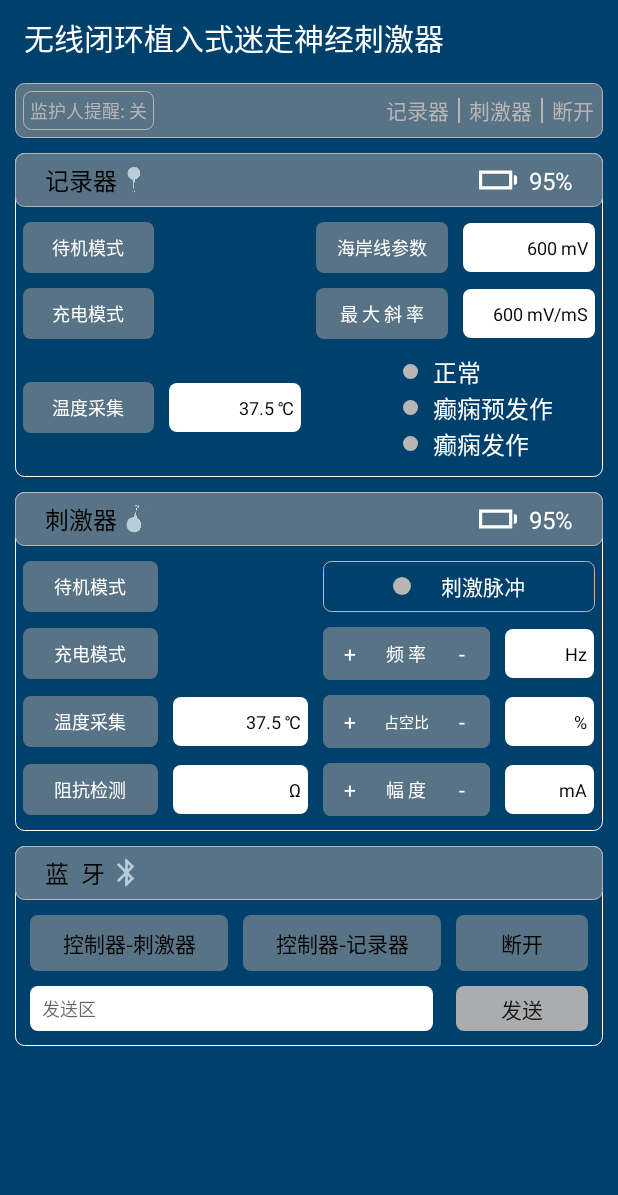
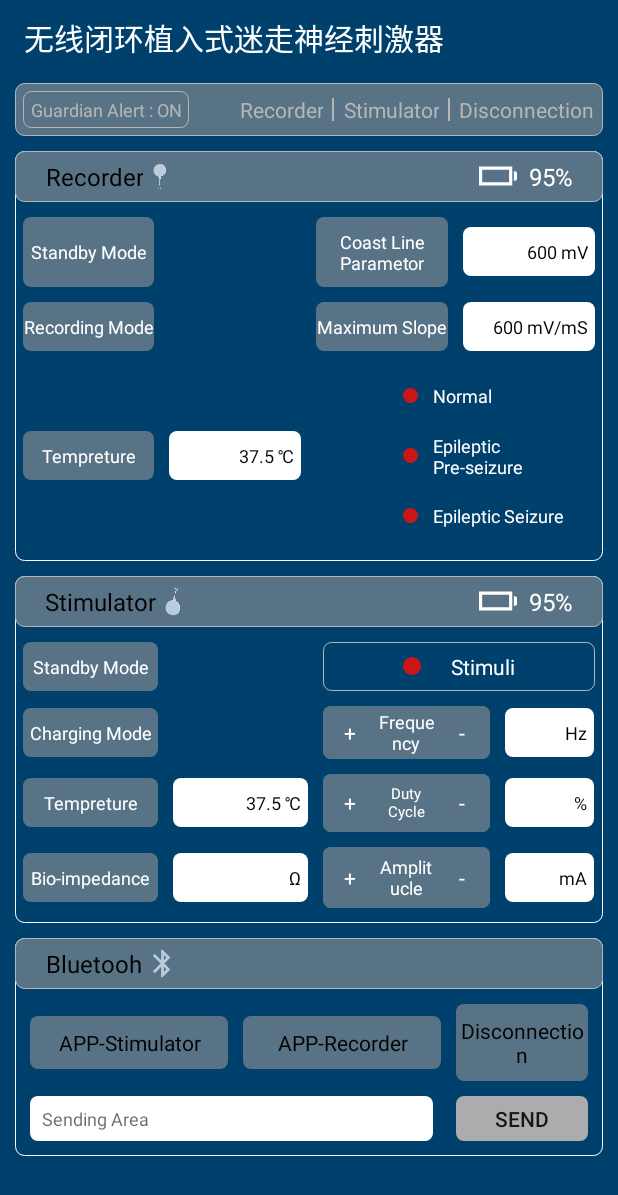
Before and after one commit to yangs2012/mybluetooh, an Android app: the screen it shows after launch (MainActivity), on a phone screen of 412 x 824 dp. Shown: the top 1195 px of the screen. Run offline under Robolectric (Android 15) with nearby library versions, the phone set to English and light mode, and no system bars; our stand-ins replace ButterKnife; libraries missing offline, so code that uses them is left out: com.amap.api; 10 statements that could not run were skipped.

Commit message:
change to English

```diff
--- a/app/src/main/java/com/yangs/mybluetooh/MainActivity.java
+++ b/app/src/main/java/com/yangs/mybluetooh/MainActivity.java
@@ -641,11 +641,11 @@ public class MainActivity extends AppCompatActivity implements View.OnClickListe
             case R.id.jianhuren:
                 if (jianhuren_flag) {
                     jianhuren_flag = false;
-                    jianhuren.setText("监护人提醒: 关");
+                    jianhuren.setText("Guardian Alert : OFF");
                     jianhuren.setTextColor(ContextCompat.getColor(this, R.color.gray));
                 } else {
                     jianhuren_flag = true;
-                    jianhuren.setText("监护人提醒: 开");
+                    jianhuren.setText("Guardian Alert : ON");
                     jianhuren.setTextColor(ContextCompat.getColor(this, R.color.green));
                 }
                 break;
--- a/app/src/main/res/drawable/lay_6.xml
+++ b/app/src/main/res/drawable/lay_6.xml
@@ -2,7 +2,7 @@
 <selector xmlns:android="http://schemas.android.com/apk/res/android">
     <item>
         <shape android:shape="oval">
-            <solid android:color="@color/gray" />
+            <solid android:color="@color/red" />
         </shape>
     </item>
 </selector>
--- a/app/src/main/res/layout/activity_main.xml
+++ b/app/src/main/res/layout/activity_main.xml
@@ -39,7 +39,7 @@
                     android:layout_margin="5dp"
                     android:background="@drawable/lay_11"
                     android:gravity="center"
-                    android:text="监护人提醒: 关"
+                    android:text="Guardian Alert : ON"
                     android:textColor="@color/gray"
                     android:textSize="12sp" />
 
@@ -54,7 +54,7 @@
                     android:layout_height="wrap_content"
                     android:layout_margin="6dp"
                     android:gravity="center"
-                    android:text="记录器"
+                    android:text="Recorder"
                     android:textColor="@color/gray"
                     android:textSize="14sp" />
 
@@ -71,7 +71,7 @@
                     android:layout_height="wrap_content"
                     android:layout_margin="6dp"
                     android:gravity="center"
-                    android:text="刺激器"
+                    android:text="Stimulator"
                     android:textColor="@color/gray"
                     android:textSize="14sp" />
 
@@ -88,7 +88,7 @@
                     android:layout_height="wrap_content"
                     android:layout_margin="6dp"
                     android:gravity="center"
-                    android:text="断开"
+                    android:text="Disconnection"
                     android:textColor="@color/gray"
                     android:textSize="14sp" />
             </LinearLayout>
@@ -115,7 +115,7 @@
                         android:layout_marginLeft="20dp"
                         android:layout_marginTop="6dp"
                         android:gravity="center"
-                        android:text="记录器"
+                        android:text="Recorder"
                         android:textColor="@color/black"
                         android:textSize="16sp" />
 
@@ -168,7 +168,7 @@
                         android:layout_weight="1"
                         android:background="@drawable/lay_9"
                         android:gravity="center"
-                        android:text="待机模式"
+                        android:text="Standby Mode"
                         android:textColor="@color/white"
                         android:textSize="12sp" />
 
@@ -187,7 +187,7 @@
                         android:layout_weight="1"
                         android:background="@drawable/lay_9"
                         android:gravity="center"
-                        android:text="海岸线参数"
+                        android:text="Coast Line Parametor"
                         android:textColor="@color/white"
                         android:textSize="12sp" />
 
@@ -221,7 +221,7 @@
                         android:layout_weight="1"
                         android:background="@drawable/lay_9"
                         android:gravity="center"
-                        android:text="充电模式"
+                        android:text="Recording Mode"
                         android:textColor="@color/white"
                         android:textSize="12sp" />
 
@@ -241,7 +241,7 @@
                         android:clickable="true"
                         android:focusable="true"
                         android:gravity="center"
-                        android:text="最 大 斜 率"
+                        android:text="Maximum Slope"
                         android:textColor="@color/white"
                         android:textSize="12sp" />
 
@@ -276,7 +276,7 @@
                         android:layout_weight="1"
                         android:background="@drawable/lay_9"
                         android:gravity="center"
-                        android:text="温度采集"
+                        android:text="Tempreture"
                         android:textColor="@color/white"
                         android:textSize="12sp" />
 
@@ -323,13 +323,13 @@
 
                             <TextView
                                 android:layout_width="0dp"
-                                android:layout_height="wrap_content"
+                                android:layout_height="40dp"
                                 android:layout_marginLeft="10dp"
                                 android:layout_weight="1"
                                 android:gravity="center_vertical"
-                                android:text="正常"
+                                android:text="Normal"
                                 android:textColor="@color/white"
-                                android:textSize="16sp" />
+                                android:textSize="12sp" />
                         </LinearLayout>
 
                         <LinearLayout
@@ -353,13 +353,13 @@
 
                             <TextView
                                 android:layout_width="0dp"
-                                android:layout_height="wrap_content"
+                                android:layout_height="40dp"
                                 android:layout_marginLeft="10dp"
                                 android:layout_weight="1"
                                 android:gravity="center_vertical"
-                                android:text="癫痫预发作"
+                                android:text="Epileptic Pre-seizure"
                                 android:textColor="@color/white"
-                                android:textSize="16sp" />
+                                android:textSize="12sp" />
                         </LinearLayout>
 
                         <LinearLayout
@@ -383,13 +383,13 @@
 
                             <TextView
                                 android:layout_width="0dp"
-                                android:layout_height="wrap_content"
+                                android:layout_height="40dp"
                                 android:layout_marginLeft="10dp"
                                 android:layout_weight="1"
                                 android:gravity="center_vertical"
-                                android:text="癫痫发作"
+                                android:text="Epileptic Seizure"
                                 android:textColor="@color/white"
-                                android:textSize="16sp" />
+                                android:textSize="12sp" />
                         </LinearLayout>
                     </LinearLayout>
 
@@ -419,7 +419,7 @@
                         android:layout_marginLeft="20dp"
                         android:layout_marginTop="6dp"
                         android:gravity="center"
-                        android:text="刺激器"
+                        android:text="Stimulator"
                         android:textColor="@color/black"
                         android:textSize="16sp" />
 
@@ -472,7 +472,7 @@
                         android:layout_weight="1"
                         android:background="@drawable/lay_9"
                         android:gravity="center"
-                        android:text="待机模式"
+                        android:text="Standby Mode"
                         android:textColor="@color/white"
                         android:textSize="12sp" />
 
@@ -510,7 +510,7 @@
                             android:layout_marginBottom="6dp"
                             android:layout_marginTop="6dp"
                             android:gravity="center"
-                            android:text="刺激脉冲"
+                            android:text="Stimuli"
                             android:textColor="@color/white"
                             android:textSize="14sp" />
                     </LinearLayout>
@@ -534,7 +534,7 @@
                         android:layout_weight="1"
                         android:background="@drawable/lay_9"
                         android:gravity="center"
-                        android:text="充电模式"
+                        android:text="Charging Mode"
                         android:textColor="@color/white"
                         android:textSize="12sp" />
 
@@ -577,7 +577,7 @@
                                 android:layout_gravity="center"
                                 android:layout_weight="1"
                                 android:gravity="center"
-                                android:text="频 率"
+                                android:text="Frequency"
                                 android:textColor="@color/white"
                                 android:textSize="12sp" />
 
@@ -626,7 +626,7 @@
                         android:layout_weight="1"
                         android:background="@drawable/lay_9"
                         android:gravity="center"
-                        android:text="温度采集"
+                        android:text="Tempreture"
                         android:textColor="@color/white"
                         android:textSize="12sp" />
 
@@ -675,7 +675,7 @@
                                 android:layout_gravity="center"
                                 android:layout_weight="1"
                                 android:gravity="center"
-                                android:text="占空比"
+                                android:text="Duty Cycle"
                                 android:textColor="@color/white"
                                 android:textSize="10sp" />
 
@@ -725,7 +725,7 @@
                         android:layout_weight="1"
                         android:background="@drawable/lay_9"
                         android:gravity="center"
-                        android:text="阻抗检测"
+                        android:text="Bio-impedance"
                         android:textColor="@color/white"
                         android:textSize="12sp" />
 
@@ -774,7 +774,7 @@
                                 android:layout_gravity="center"
                                 android:layout_weight="1"
                                 android:gravity="center"
-                                android:text="幅 度"
+                                android:text="Amplitucle"
                                 android:textColor="@color/white"
                                 android:textSize="12sp" />
 
@@ -829,7 +829,7 @@
                         android:layout_marginLeft="20dp"
                         android:layout_marginTop="6dp"
                         android:gravity="center"
-                        android:text="蓝  牙"
+                        android:text="Bluetooh"
                         android:textColor="@color/black"
                         android:textSize="16sp" />
 
@@ -856,7 +856,7 @@
                         android:layout_weight="1.5"
                         android:background="@drawable/lay_9"
                         android:gravity="center"
-                        android:text="控制器-刺激器"
+                        android:text="APP-Stimulator"
                         android:textColor="@color/black"
                         android:textSize="14sp" />
 
@@ -869,7 +869,7 @@
                         android:layout_weight="1.5"
                         android:background="@drawable/lay_9"
                         android:gravity="center"
-                        android:text="控制器-记录器"
+                        android:text="APP-Recorder"
                         android:textColor="@color/black"
                         android:textSize="14sp" />
 
@@ -881,7 +881,7 @@
                         android:layout_weight="1"
                         android:background="@drawable/lay_9"
                         android:gravity="center"
-                        android:text="断开"
+                        android:text="Disconnection"
                         android:textColor="@color/black"
                         android:textSize="14sp" />
                 </LinearLayout>
@@ -902,7 +902,7 @@
                         android:layout_weight="1"
                         android:background="@drawable/lay_7"
                         android:gravity="left|center_vertical"
-                        android:hint="发送区"
+                        android:hint="Sending Area"
                         android:textSize="12sp" />
 
                     <Button
@@ -913,7 +913,7 @@
                         android:layout_marginLeft="15dp"
                         android:background="@drawable/lay_8"
                         android:gravity="center"
-                        android:text="发送" />
+                        android:text="Send" />
                 </LinearLayout>
             </LinearLayout>
         </LinearLayout>
--- a/build.gradle
+++ b/build.gradle
@@ -3,6 +3,7 @@
 buildscript {
     repositories {
         jcenter()
+        google()
     }
     dependencies {
         classpath 'com.android.tools.build:gradle:3.0.0'
@@ -15,6 +16,7 @@ buildscript {
 allprojects {
     repositories {
         jcenter()
+        google()
     }
 }
 
```
